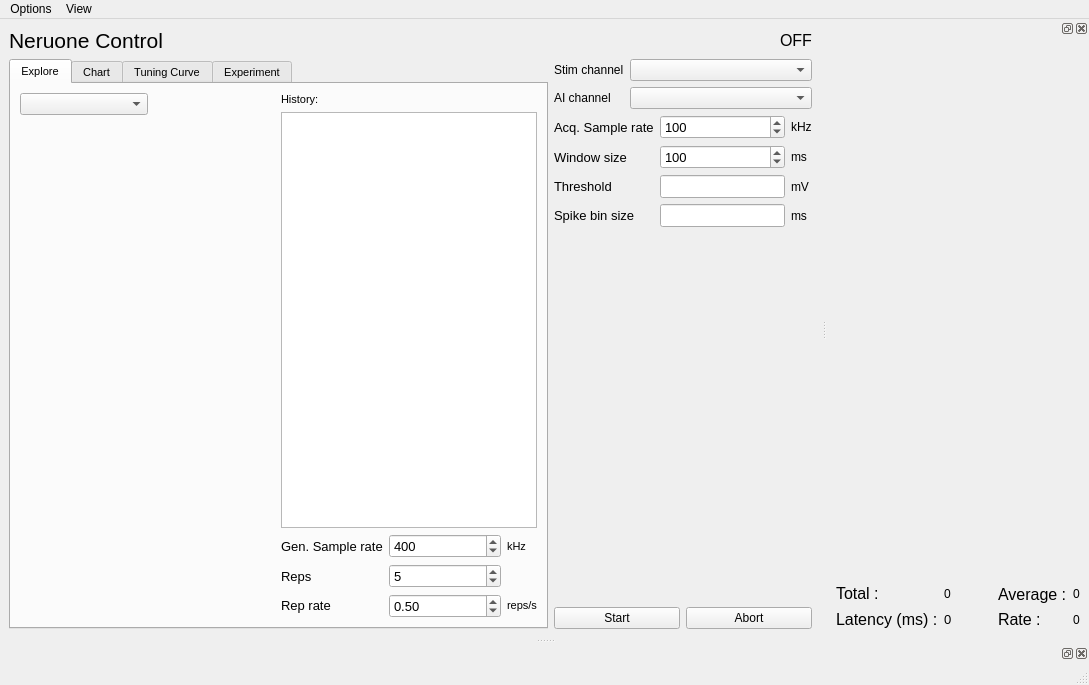
Old version of the form spikeylab/main/main_control.ui in the repository portfors-lab/sparkle.
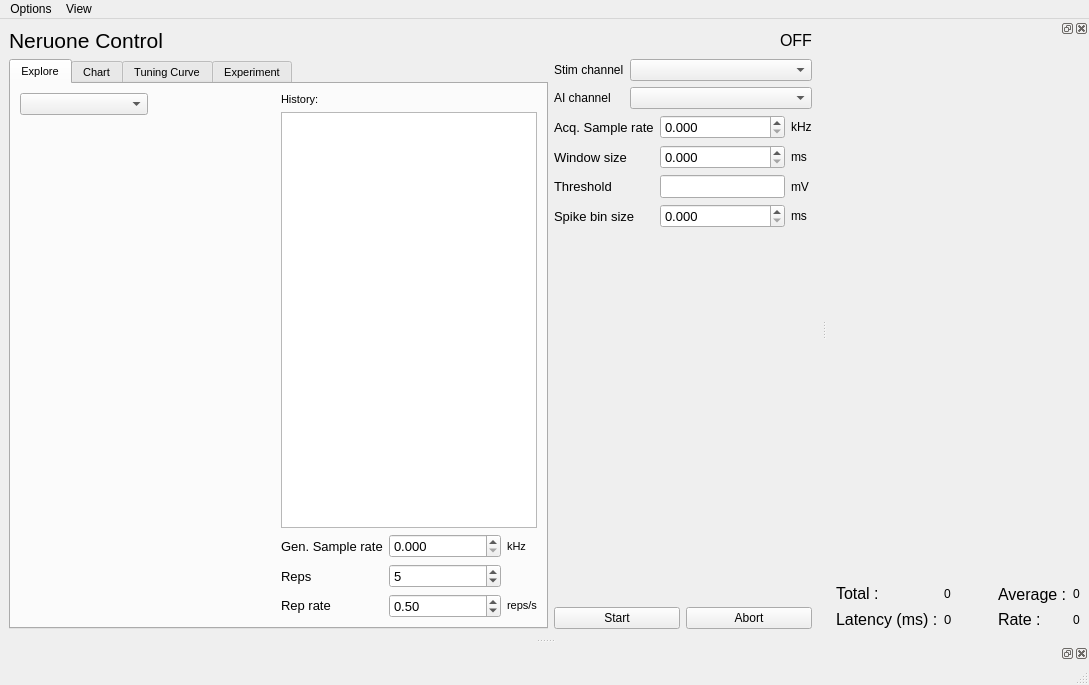
New version of the form. Custom widgets are drawn as their Qt base class.

What changed in the file:
```diff
--- a/spikeylab/main/main_control.ui
+++ b/spikeylab/main/main_control.ui
@@ -208,21 +208,6 @@
                 </property>
                </widget>
               </item>
-              <item row="0" column="1">
-               <widget class="QSpinBox" name="aosr_spnbx">
-                <property name="font">
-                 <font>
-                  <pointsize>10</pointsize>
-                 </font>
-                </property>
-                <property name="maximum">
-                 <number>500</number>
-                </property>
-                <property name="value">
-                 <number>400</number>
-                </property>
-               </widget>
-              </item>
               <item row="0" column="0">
                <widget class="QLabel" name="label_6">
                 <property name="font">
@@ -242,6 +227,21 @@
                 </property>
                </widget>
               </item>
+              <item row="0" column="1">
+               <widget class="QDoubleSpinBox" name="aosr_spnbx">
+                <property name="font">
+                 <font>
+                  <pointsize>10</pointsize>
+                 </font>
+                </property>
+                <property name="decimals">
+                 <number>3</number>
+                </property>
+                <property name="maximum">
+                 <double>500000.000000000000000</double>
+                </property>
+               </widget>
+              </item>
              </layout>
             </item>
            </layout>
@@ -684,48 +684,6 @@
         </item>
         <item>
          <layout class="QGridLayout" name="gridLayout">
-          <item row="2" column="1">
-           <widget class="QSpinBox" name="windowsz_spnbx">
-            <property name="font">
-             <font>
-              <pointsize>10</pointsize>
-             </font>
-            </property>
-            <property name="minimum">
-             <number>50</number>
-            </property>
-            <property name="maximum">
-             <number>10000</number>
-            </property>
-            <property name="singleStep">
-             <number>50</number>
-            </property>
-            <property name="value">
-             <number>100</number>
-            </property>
-           </widget>
-          </item>
-          <item row="0" column="1">
-           <widget class="QSpinBox" name="aisr_spnbx">
-            <property name="font">
-             <font>
-              <pointsize>10</pointsize>
-             </font>
-            </property>
-            <property name="minimum">
-             <number>1</number>
-            </property>
-            <property name="maximum">
-             <number>500</number>
-            </property>
-            <property name="singleStep">
-             <number>10</number>
-            </property>
-            <property name="value">
-             <number>100</number>
-            </property>
-           </widget>
-          </item>
           <item row="0" column="0">
            <widget class="QLabel" name="label">
             <property name="font">
@@ -810,21 +768,6 @@
             </property>
            </widget>
           </item>
-          <item row="4" column="1">
-           <widget class="QLineEdit" name="binsz_lnedt">
-            <property name="sizePolicy">
-             <sizepolicy hsizetype="Fixed" vsizetype="Fixed">
-              <horstretch>0</horstretch>
-              <verstretch>0</verstretch>
-             </sizepolicy>
-            </property>
-            <property name="font">
-             <font>
-              <pointsize>10</pointsize>
-             </font>
-            </property>
-           </widget>
-          </item>
           <item row="4" column="2">
            <widget class="QLabel" name="tunit_lbl_2">
             <property name="text">
@@ -832,6 +775,51 @@
             </property>
            </widget>
           </item>
+          <item row="0" column="1">
+           <widget class="QDoubleSpinBox" name="aisr_spnbx">
+            <property name="font">
+             <font>
+              <pointsize>10</pointsize>
+             </font>
+            </property>
+            <property name="decimals">
+             <number>3</number>
+            </property>
+            <property name="maximum">
+             <double>500000.000000000000000</double>
+            </property>
+           </widget>
+          </item>
+          <item row="4" column="1">
+           <widget class="QDoubleSpinBox" name="binsz_spnbx">
+            <property name="font">
+             <font>
+              <pointsize>10</pointsize>
+             </font>
+            </property>
+            <property name="decimals">
+             <number>3</number>
+            </property>
+            <property name="maximum">
+             <double>3000.000000000000000</double>
+            </property>
+           </widget>
+          </item>
+          <item row="2" column="1">
+           <widget class="QDoubleSpinBox" name="windowsz_spnbx">
+            <property name="font">
+             <font>
+              <pointsize>10</pointsize>
+             </font>
+            </property>
+            <property name="decimals">
+             <number>3</number>
+            </property>
+            <property name="maximum">
+             <double>3000.000000000000000</double>
+            </property>
+           </widget>
+          </item>
          </layout>
         </item>
         <item>
```
